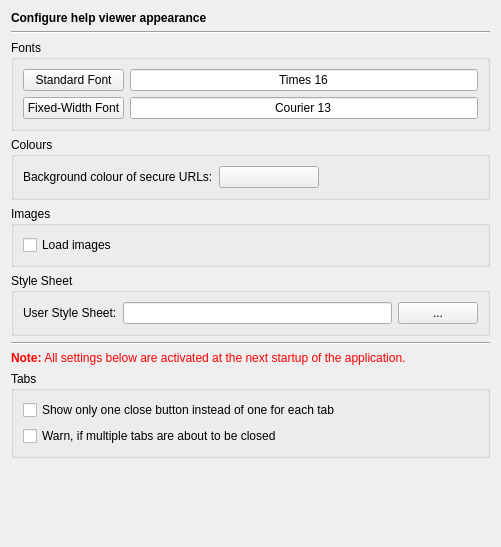
This is Preferences/ConfigurationPages/HelpAppearancePage.ui in testmana2/test as Qt 5 draws it before an edit. The edited form follows.
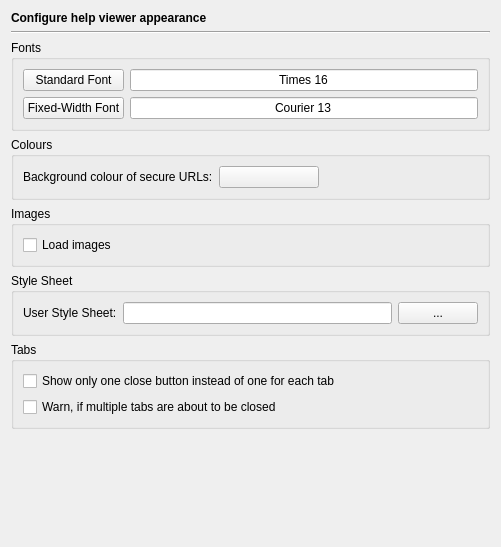
This is the edited form.

What changed in the file:
```diff
--- a/Preferences/ConfigurationPages/HelpAppearancePage.ui
+++ b/Preferences/ConfigurationPages/HelpAppearancePage.ui
@@ -189,26 +189,6 @@
      </layout>
     </widget>
    </item>
-   <item>
-    <widget class="Line" name="separatorLine">
-     <property name="frameShape">
-      <enum>QFrame::HLine</enum>
-     </property>
-     <property name="frameShadow">
-      <enum>QFrame::Sunken</enum>
-     </property>
-     <property name="orientation">
-      <enum>Qt::Horizontal</enum>
-     </property>
-    </widget>
-   </item>
-   <item>
-    <widget class="QLabel" name="nextStartupNoteLabel">
-     <property name="text">
-      <string>&lt;font color=&quot;#FF0000&quot;&gt;&lt;b&gt;Note:&lt;/b&gt; All settings below are activated at the next startup of the application.&lt;/font&gt;</string>
-     </property>
-    </widget>
-   </item>
    <item>
     <widget class="QGroupBox" name="tabsGroupBox">
      <property name="title">
```
